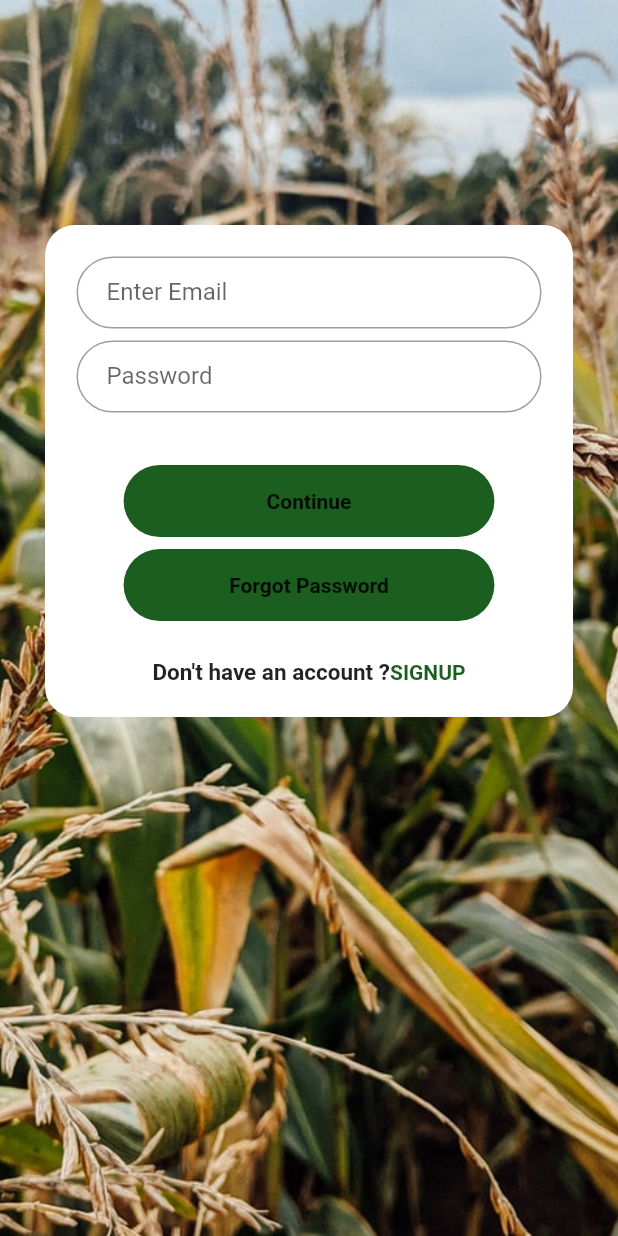
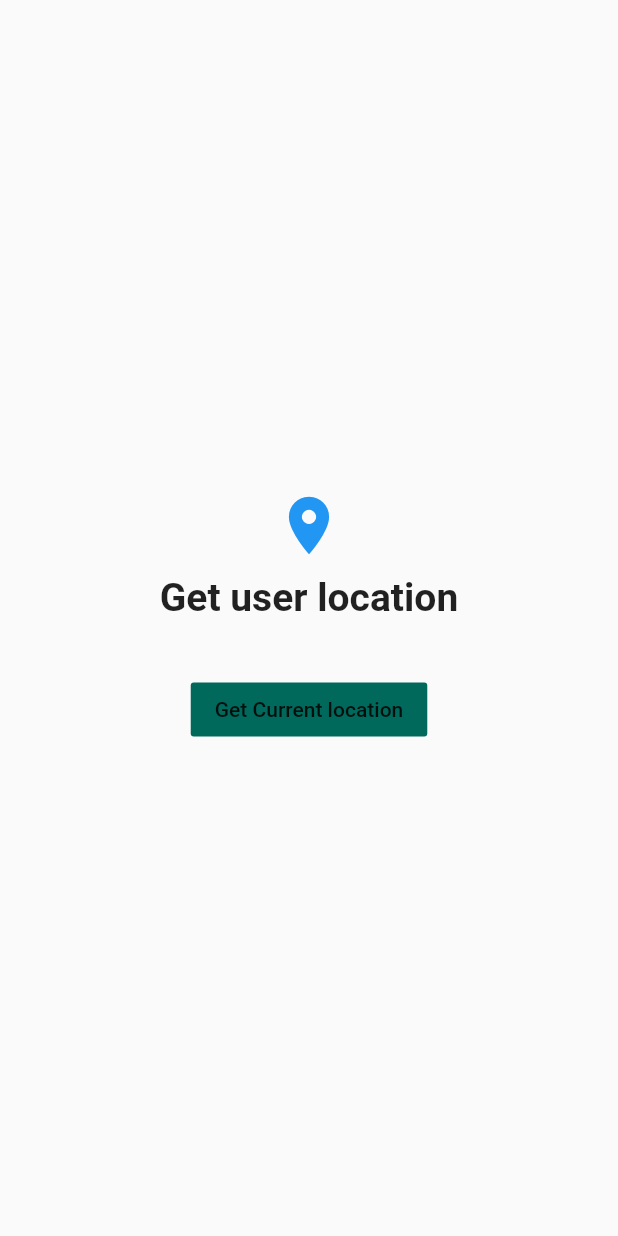
Before and after one commit to Abhishekghule18/Agriculture-Forecast, a Flutter app: the screen it shows after launch, on a phone screen of 412 x 824 dp. Run offline on Flutter 3.47's test engine with Material 2 defaults, Android fonts, the phone set to English and light mode, and no system bars; our stand-ins replace geolocator; Roboto replaces fonts that are missing (Poppins).

Commit message:
location fetched

```diff
--- /dev/null
+++ b/lib/location.dart
@@ -0,0 +1,59 @@
+import 'package:flutter/material.dart';
+import 'package:geolocator/geolocator.dart';
+
+class GetLocation extends StatefulWidget {
+  @override
+  _GetLocationState createState() => _GetLocationState();
+}
+
+class _GetLocationState extends State<GetLocation> {
+  var locationMessage = "";
+
+  void getCurrentLocation() async {
+    var position = await Geolocator.getCurrentPosition(
+        desiredAccuracy: LocationAccuracy.high);
+
+    var lastPosition = await Geolocator.getLastKnownPosition();
+    print(lastPosition);
+
+
+    setState(() {
+      locationMessage = "$position.altitude ,$position.latitude , $position.longitude" ;
+    });
+  }
+
+  @override
+  Widget build(BuildContext context) {
+    return Scaffold(
+      body: Center(
+        child: Column(
+          mainAxisAlignment: MainAxisAlignment.center,
+          crossAxisAlignment: CrossAxisAlignment.center,
+          children: [
+            Icon(
+              Icons.location_on,
+              size: 46.0,
+              color: Colors.blue,
+            ),
+            SizedBox(
+              height: 10.0,
+            ),
+            Text("Get user location",
+                style: TextStyle(fontSize: 26, fontWeight: FontWeight.bold)),
+            SizedBox(
+              height: 20.0,
+            ),
+            Text(locationMessage),
+            FlatButton(
+              onPressed: () {
+                getCurrentLocation();
+              },
+              child: Text("Get Current location"),
+              color: Colors.teal[800],
+            ),
+          ],
+        ),
+      ),
+    );
+  }
+}
--- a/lib/main.dart
+++ b/lib/main.dart
@@ -1,5 +1,7 @@
+import 'package:agri/location.dart';
 import 'package:agri/screens/homepage.dart';
 import 'package:agri/screens/login.dart';
+import 'package:agri/screens/sample.dart';
 import 'package:flutter/material.dart';
 
 void main() {
@@ -25,7 +27,7 @@ class MyApp extends StatelessWidget {
         // is not restarted.
         primarySwatch: Colors.teal,
       ),
-      home: LoginScreen(),
+      home: GetLocation(),
     );
   }
 }
--- a/pubspec.yaml
+++ b/pubspec.yaml
@@ -28,6 +28,8 @@ dependencies:
   # The following adds the Cupertino Icons font to your application.
   # Use with the CupertinoIcons class for iOS style icons.
   cupertino_icons: ^1.0.2
+  geolocator: ^7.0.2
+  url_launcher: ^6.0.3
 
 dev_dependencies:
   flutter_test:
```
Also changed, not shown: lib/screens/homeScreen.dart (added, +34 -0 lines), lib/screens/homepage.dart (+32 -2 lines), lib/screens/sample.dart (added, +18 -0 lines), pubspec.lock, 1 other file.
